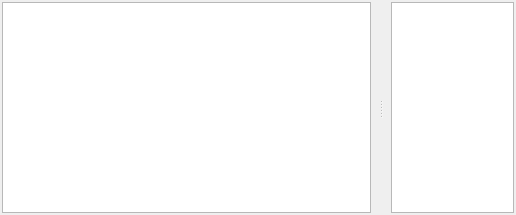
shawnj007/gqrx-touch, file src/qtgui/dockbookmarks.ui: the form before one commit.
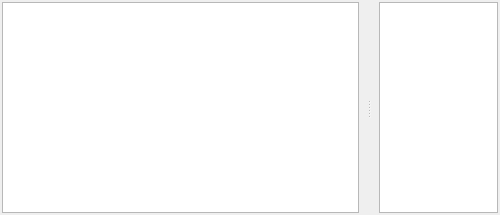
The form after the commit. Custom widgets are drawn as their Qt base class.

Commit message: Form resizes to fit small screen

```diff
--- a/src/qtgui/dockbookmarks.ui
+++ b/src/qtgui/dockbookmarks.ui
@@ -6,7 +6,7 @@
    <rect>
     <x>0</x>
     <y>0</y>
-    <width>516</width>
+    <width>500</width>
     <height>215</height>
    </rect>
   </property>
```
The commit also changes 7 other files.
